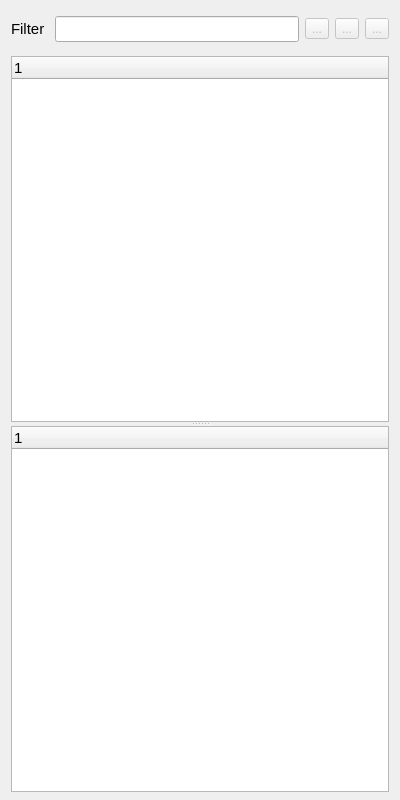
Old version of the form sources/outlinerview.ui in the repository mikaelsundell/usdviewer.
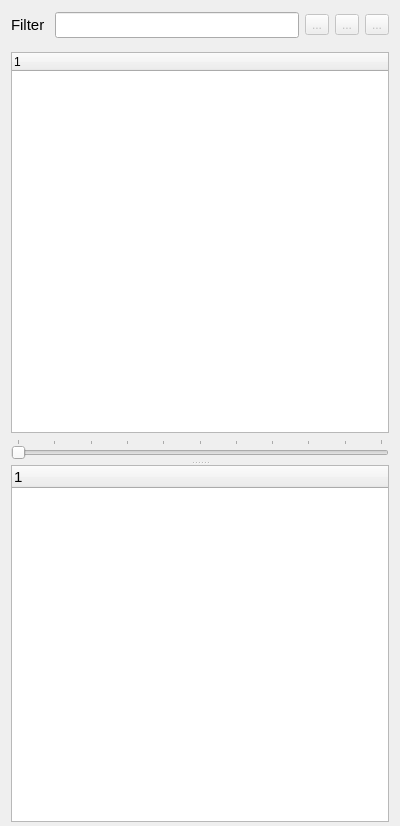
New version of the form. Icons and pictures are not drawn. Custom widgets are drawn as their Qt base class.

Commit message: Improved statistics text rendering Improved focus point in view camera Improved filter in outliner Improved icons and main bar in viewer Added depth slider in outliner view Added application class for style and settings Changed platform to os

```diff
--- a/sources/outlinerview.ui
+++ b/sources/outlinerview.ui
@@ -7,7 +7,7 @@
     <x>0</x>
     <y>0</y>
     <width>400</width>
-    <height>800</height>
+    <height>826</height>
    </rect>
   </property>
   <property name="windowTitle">
@@ -15,10 +15,10 @@
   </property>
   <layout class="QVBoxLayout" name="verticalLayout_4">
    <property name="topMargin">
-    <number>8</number>
+    <number>4</number>
    </property>
    <property name="bottomMargin">
-    <number>8</number>
+    <number>4</number>
    </property>
    <item>
     <widget class="QWidget" name="filterWidget" native="true">
@@ -136,35 +136,79 @@
         <property name="orientation">
          <enum>Qt::Orientation::Vertical</enum>
         </property>
-        <widget class="usd::StageTree" name="stageTree">
-         <property name="minimumSize">
-          <size>
-           <width>0</width>
-           <height>0</height>
-          </size>
-         </property>
-         <property name="baseSize">
-          <size>
-           <width>0</width>
-           <height>0</height>
-          </size>
-         </property>
-         <property name="font">
-          <font>
-           <pointsize>11</pointsize>
-          </font>
-         </property>
-         <property name="alternatingRowColors">
-          <bool>true</bool>
-         </property>
-         <property name="selectionMode">
-          <enum>QAbstractItemView::SelectionMode::ExtendedSelection</enum>
-         </property>
-         <column>
-          <property name="text">
-           <string notr="true">1</string>
+        <widget class="QWidget" name="widget" native="true">
+         <layout class="QVBoxLayout" name="verticalLayout">
+          <property name="spacing">
+           <number>0</number>
           </property>
-         </column>
+          <property name="leftMargin">
+           <number>0</number>
+          </property>
+          <property name="topMargin">
+           <number>0</number>
+          </property>
+          <property name="rightMargin">
+           <number>0</number>
+          </property>
+          <property name="bottomMargin">
+           <number>0</number>
+          </property>
+          <item>
+           <widget class="usd::StageTree" name="stageTree">
+            <property name="alternatingRowColors">
+             <bool>true</bool>
+            </property>
+            <column>
+             <property name="text">
+              <string notr="true">1</string>
+             </property>
+            </column>
+           </widget>
+          </item>
+          <item>
+           <widget class="QWidget" name="widget_2" native="true">
+            <property name="minimumSize">
+             <size>
+              <width>0</width>
+              <height>0</height>
+             </size>
+            </property>
+            <layout class="QVBoxLayout" name="verticalLayout_2">
+             <property name="leftMargin">
+              <number>0</number>
+             </property>
+             <property name="topMargin">
+              <number>6</number>
+             </property>
+             <property name="rightMargin">
+              <number>0</number>
+             </property>
+             <property name="bottomMargin">
+              <number>2</number>
+             </property>
+             <item>
+              <widget class="QSlider" name="depth">
+               <property name="maximum">
+                <number>10</number>
+               </property>
+               <property name="singleStep">
+                <number>1</number>
+               </property>
+               <property name="pageStep">
+                <number>1</number>
+               </property>
+               <property name="orientation">
+                <enum>Qt::Orientation::Horizontal</enum>
+               </property>
+               <property name="tickPosition">
+                <enum>QSlider::TickPosition::TicksAbove</enum>
+               </property>
+              </widget>
+             </item>
+            </layout>
+           </widget>
+          </item>
+         </layout>
         </widget>
         <widget class="usd::PropertyTree" name="propertyTree">
          <property name="sizePolicy">
```
The commit also changes 37 other files.
